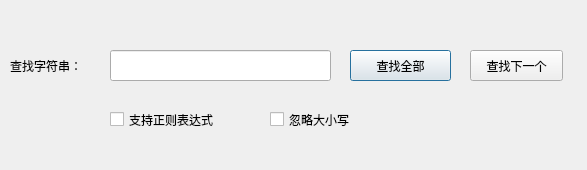
Before: the Qt Designer form UI/Dialog/FindDialog.ui in Whitepinkwolf/Code-Reviewer-Porject, drawn with Qt 5.
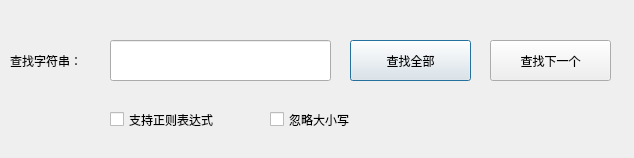
After: the same form once the commit is applied.

Patch:
```diff
--- a/UI/Dialog/FindDialog.ui
+++ b/UI/Dialog/FindDialog.ui
@@ -6,8 +6,8 @@
    <rect>
     <x>0</x>
     <y>0</y>
-    <width>587</width>
-    <height>170</height>
+    <width>634</width>
+    <height>158</height>
    </rect>
   </property>
   <property name="windowTitle">
@@ -17,9 +17,9 @@
    <property name="geometry">
     <rect>
      <x>10</x>
-     <y>55</y>
+     <y>45</y>
      <width>81</width>
-     <height>21</height>
+     <height>31</height>
     </rect>
    </property>
    <property name="text">
@@ -30,9 +30,9 @@
    <property name="geometry">
     <rect>
      <x>350</x>
-     <y>50</y>
-     <width>101</width>
-     <height>31</height>
+     <y>40</y>
+     <width>121</width>
+     <height>41</height>
     </rect>
    </property>
    <property name="text">
@@ -69,19 +69,19 @@
    <property name="geometry">
     <rect>
      <x>110</x>
-     <y>50</y>
+     <y>40</y>
      <width>221</width>
-     <height>31</height>
+     <height>41</height>
     </rect>
    </property>
   </widget>
   <widget class="QPushButton" name="FindNextPushButton">
    <property name="geometry">
     <rect>
-     <x>470</x>
-     <y>50</y>
-     <width>93</width>
-     <height>31</height>
+     <x>490</x>
+     <y>40</y>
+     <width>121</width>
+     <height>41</height>
     </rect>
    </property>
    <property name="text">
```
